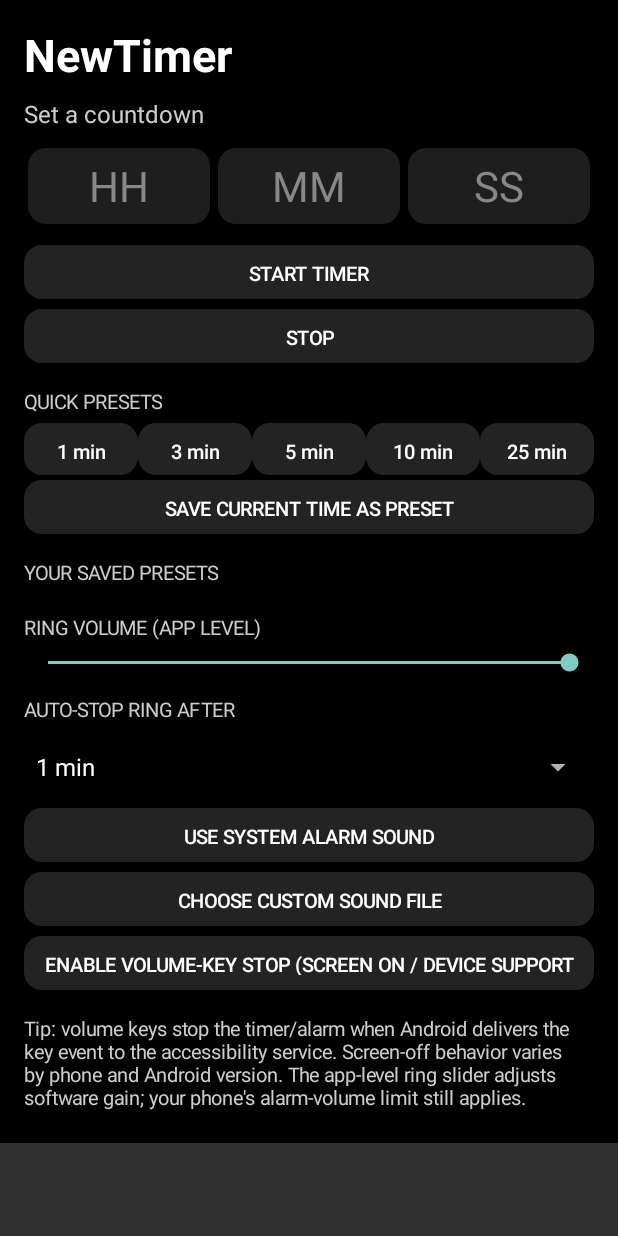
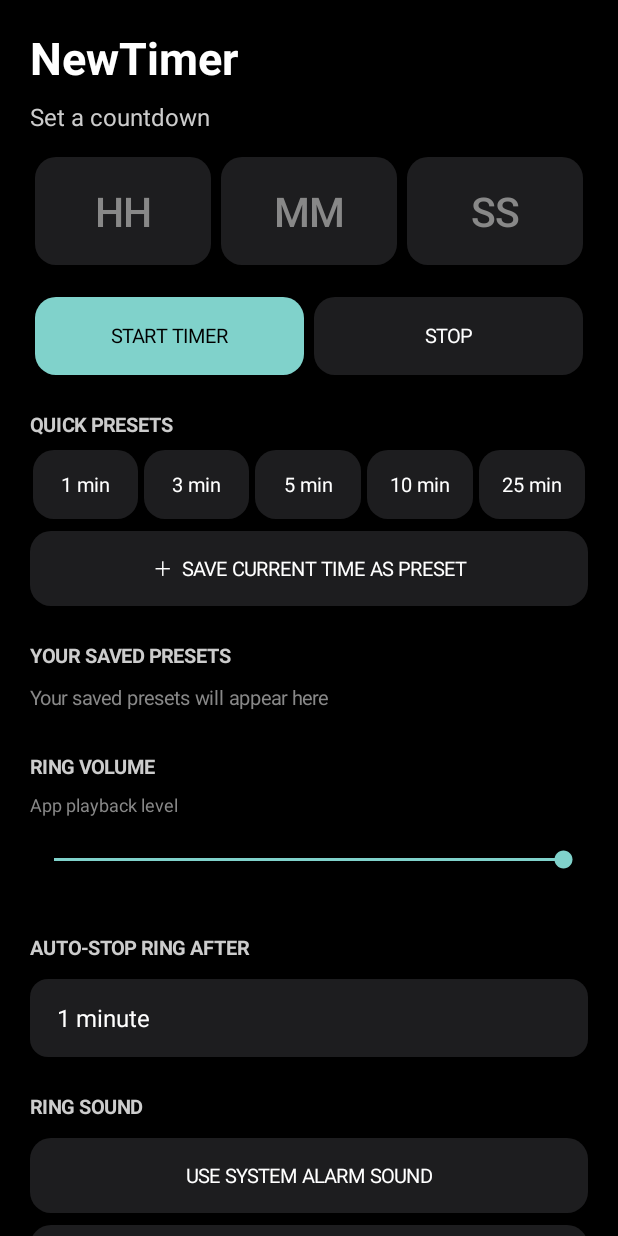
Before and after one commit to digvijaysb35/NewTimer, an Android app: the screen it shows after launch (MainActivity), on a phone screen of 412 x 824 dp. Run offline under Robolectric (Android 15) with nearby library versions, the phone set to English and light mode, and no system bars; 2 statements that could not run were skipped.

Commit message:
Redesign timer UI with visible controls and proper system insets

```diff
--- a/app/src/main/java/com/newtimer/app/MainActivity.kt
+++ b/app/src/main/java/com/newtimer/app/MainActivity.kt
@@ -2,132 +2,267 @@ package com.newtimer.app
 
 import android.app.Activity
 import android.content.Intent
-import android.media.RingtoneManager
 import android.net.Uri
 import android.os.Build
 import android.os.Bundle
 import android.provider.Settings
+import android.view.Gravity
 import android.view.KeyEvent
-import android.view.Gravity
+import android.view.View
+import android.view.ViewGroup
 import android.widget.*
 import android.graphics.Color
 import android.graphics.Typeface
 import android.graphics.drawable.GradientDrawable
+import androidx.core.view.WindowCompat
 
 class MainActivity : Activity() {
     private lateinit var hours: EditText
     private lateinit var minutes: EditText
     private lateinit var seconds: EditText
     private lateinit var status: TextView
+    private lateinit var root: LinearLayout
     private val prefs by lazy { getSharedPreferences("timer", MODE_PRIVATE) }
+    private val bg = Color.rgb(0, 0, 0)
+    private val panel = Color.rgb(29, 29, 31)
+    private val accent = Color.rgb(128, 210, 203)
 
     override fun onCreate(savedInstanceState: Bundle?) {
         super.onCreate(savedInstanceState)
-        window.statusBarColor = Color.BLACK
-        window.navigationBarColor = Color.BLACK
-        window.decorView.systemUiVisibility = 0
+        WindowCompat.setDecorFitsSystemWindows(window, true)
+        window.statusBarColor = bg
+        window.navigationBarColor = bg
+        if (Build.VERSION.SDK_INT >= 29) {
+            window.isNavigationBarContrastEnforced = false
+            window.isStatusBarContrastEnforced = false
+        }
         buildUi()
-        if (Build.VERSION.SDK_INT >= 33) requestPermissions(arrayOf(android.Manifest.permission.POST_NOTIFICATIONS), 5)
+        if (Build.VERSION.SDK_INT >= 33) {
+            requestPermissions(arrayOf(android.Manifest.permission.POST_NOTIFICATIONS), 5)
+        }
     }
 
     private fun buildUi() {
-        val root = LinearLayout(this).apply {
-            orientation = LinearLayout.VERTICAL; setPadding(24, 24, 24, 24)
-            setBackgroundColor(Color.rgb(0,0,0))
+        val scroll = ScrollView(this).apply {
+            setFillViewport(true)
+            isVerticalScrollBarEnabled = false
+            setBackgroundColor(bg)
         }
-        val title = TextView(this).apply { text = "NewTimer"; textSize = 30f; setTextColor(Color.WHITE); typeface = Typeface.DEFAULT_BOLD }
-        root.addView(title)
-        status = TextView(this).apply { text = "Set a countdown"; textSize = 16f; setTextColor(Color.LTGRAY); setPadding(0, 12, 0, 18) }
+        root = LinearLayout(this).apply {
+            orientation = LinearLayout.VERTICAL
+            setPadding(dp(20), dp(18), dp(20), dp(28))
+            setBackgroundColor(bg)
+        }
+        scroll.addView(root, ViewGroup.LayoutParams(-1, -2))
+        setContentView(scroll)
+
+        root.addView(TextView(this).apply {
+            text = "NewTimer"
+            textSize = 30f
+            setTextColor(Color.WHITE)
+            typeface = Typeface.create("sans-serif", Typeface.BOLD)
+        })
+        status = TextView(this).apply {
+            text = "Set a countdown"
+            textSize = 16f
+            setTextColor(Color.LTGRAY)
+            setPadding(0, dp(8), 0, dp(16))
+        }
         root.addView(status)
-        val timeRow = LinearLayout(this).apply { orientation = LinearLayout.HORIZONTAL; gravity = Gravity.CENTER }
-        hours = field("HH"); minutes = field("MM"); seconds = field("SS")
-        timeRow.addView(hours, weight()); timeRow.addView(minutes, weight()); timeRow.addView(seconds, weight())
+
+        val timeRow = LinearLayout(this).apply {
+            orientation = LinearLayout.HORIZONTAL
+            gravity = Gravity.CENTER
+        }
+        hours = field("HH")
+        minutes = field("MM")
+        seconds = field("SS")
+        timeRow.addView(hours, timeWeight())
+        timeRow.addView(minutes, timeWeight())
+        timeRow.addView(seconds, timeWeight())
         root.addView(timeRow)
-        val start = button("START TIMER") { startTimer() }
-        root.addView(start, match())
-        val stop = button("STOP") { stopTimer() }
-        root.addView(stop, match())
-        val presetTitle = label("QUICK PRESETS")
-        root.addView(presetTitle)
-        val presetRow = LinearLayout(this).apply { orientation = LinearLayout.HORIZONTAL }
+
+        val actions = LinearLayout(this).apply { orientation = LinearLayout.HORIZONTAL }
+        actions.addView(action("START TIMER", accent, Color.BLACK) { startTimer() }, actionWeight())
+        actions.addView(action("STOP", panel, Color.WHITE) { stopTimer() }, actionWeight())
+        root.addView(actions)
+
+        section("QUICK PRESETS")
+        val quick = LinearLayout(this).apply { orientation = LinearLayout.HORIZONTAL }
         listOf("1 min" to 60L, "3 min" to 180L, "5 min" to 300L, "10 min" to 600L, "25 min" to 1500L).forEach { (name, value) ->
-            presetRow.addView(button(name) { setTime(value) }, LinearLayout.LayoutParams(0, 52, 1f))
+            quick.addView(action(name, panel, Color.WHITE) { setTime(value) }, chipWeight())
         }
-        root.addView(presetRow)
-        root.addView(button("SAVE CURRENT TIME AS PRESET") { savePreset() }, match())
-        root.addView(label("YOUR SAVED PRESETS"))
-        val saved = prefs.getStringSet("presets", emptySet())?.toList().orEmpty()
-        saved.forEach { item ->
-            val parts = item.split("|", limit = 2)
-            if (parts.size == 2) {
-                val presetSeconds = parts[1].toLongOrNull() ?: 0L
-                if (presetSeconds > 0) root.addView(button(parts[0]) { setTime(presetSeconds) }, match())
+        root.addView(quick)
+
+        root.addView(action("＋  SAVE CURRENT TIME AS PRESET", panel, Color.WHITE) { savePreset() }, fullWidth())
+        section("YOUR SAVED PRESETS")
+        val saved = prefs.getStringSet("presets", emptySet())?.toList()?.sorted().orEmpty()
+        if (saved.isEmpty()) {
+            root.addView(TextView(this).apply {
+                text = "Your saved presets will appear here"
+                textSize = 13f
+                setTextColor(Color.GRAY)
+                setPadding(0, dp(2), 0, dp(8))
+            })
+        } else {
+            saved.forEach { item ->
+                val parts = item.split("|", limit = 2)
+                if (parts.size == 2) {
+                    val value = parts[1].toLongOrNull() ?: 0L
+                    if (value > 0) {
+                        val row = LinearLayout(this).apply { orientation = LinearLayout.HORIZONTAL }
+                        row.addView(action(parts[0], panel, Color.WHITE) { setTime(value) }, LinearLayout.LayoutParams(0, dp(48), 1f))
+                        row.addView(action("×", panel, Color.LTGRAY) {
+                            val updated = prefs.getStringSet("presets", emptySet())?.toMutableSet() ?: mutableSetOf()
+                            updated.remove(item)
+                            prefs.edit().putStringSet("presets", updated).apply()
+                            buildUi()
+                        }, LinearLayout.LayoutParams(dp(48), dp(48)))
+                        root.addView(row)
+                    }
+                }
             }
         }
-        root.addView(label("RING VOLUME (APP LEVEL)"))
+
+        section("RING VOLUME")
+        root.addView(TextView(this).apply {
+            text = "App playback level"
+            textSize = 12f
+            setTextColor(Color.GRAY)
+        })
         val volume = SeekBar(this).apply {
-            max = 100; progress = prefs.getInt("ring_gain", 100)
+            max = 100
+            progress = prefs.getInt("ring_gain", 100)
+            progressTintList = android.content.res.ColorStateList.valueOf(accent)
+            thumbTintList = android.content.res.ColorStateList.valueOf(accent)
             setOnSeekBarChangeListener(object : SeekBar.OnSeekBarChangeListener {
-                override fun onProgressChanged(s: SeekBar?, p: Int, u: Boolean) { prefs.edit().putInt("ring_gain", p).apply() }
-                override fun onStartTrackingTouch(s: SeekBar?) {}
-                override fun onStopTrackingTouch(s: SeekBar?) {}
+                override fun onProgressChanged(seekBar: SeekBar?, value: Int, fromUser: Boolean) {
+                    prefs.edit().putInt("ring_gain", value).apply()
+                }
+                override fun onStartTrackingTouch(seekBar: SeekBar?) {}
+                override fun onStopTrackingTouch(seekBar: SeekBar?) {}
             })
         }
-        root.addView(volume)
-        root.addView(label("AUTO-STOP RING AFTER"))
-        val durations = listOf("5 sec", "15 sec", "30 sec", "1 min", "2 min", "5 min", "10 min")
+        root.addView(volume, fullWidth())
+
+        section("AUTO-STOP RING AFTER")
+        val durations = listOf("5 seconds", "15 seconds", "30 seconds", "1 minute", "2 minutes", "5 minutes", "10 minutes")
         val durationValues = listOf(5, 15, 30, 60, 120, 300, 600)
-        val spinner = Spinner(this)
-        spinner.adapter = ArrayAdapter(this, android.R.layout.simple_spinner_dropdown_item, durations)
-        spinner.setSelection(durationValues.indexOf(prefs.getInt("ring_duration", 60)).coerceAtLeast(0))
-        spinner.onItemSelectedListener = object : android.widget.AdapterView.OnItemSelectedListener {
-            override fun onNothingSelected(parent: android.widget.AdapterView<*>?) {}
-            override fun onItemSelected(parent: android.widget.AdapterView<*>?, view: android.view.View?, position: Int, id: Long) { prefs.edit().putInt("ring_duration", durationValues[position]).apply() }
+        val spinner = Spinner(this).apply {
+            adapter = ArrayAdapter(this@MainActivity, android.R.layout.simple_spinner_dropdown_item, durations).also {
+                it.setDropDownViewResource(android.R.layout.simple_spinner_dropdown_item)
+            }
+            setSelection(durationValues.indexOf(prefs.getInt("ring_duration", 60)).coerceAtLeast(0))
+            onItemSelectedListener = object : AdapterView.OnItemSelectedListener {
+                override fun onNothingSelected(parent: AdapterView<*>?) {}
+                override fun onItemSelected(parent: AdapterView<*>?, view: View?, position: Int, id: Long) {
+                    prefs.edit().putInt("ring_duration", durationValues[position]).apply()
+                }
+            }
+            background = rounded(panel, 12)
+            setPadding(dp(10), 0, dp(10), 0)
         }
-        root.addView(spinner)
-        root.addView(button("USE SYSTEM ALARM SOUND") {
+        root.addView(spinner, fullWidth().apply { height = dp(52) })
+
+        section("RING SOUND")
+        root.addView(action("USE SYSTEM ALARM SOUND", panel, Color.WHITE) {
             prefs.edit().remove("ring_uri").apply()
             status.text = "System alarm sound selected"
-        }, match())
-        root.addView(button("CHOOSE CUSTOM SOUND FILE") {
-            val i = Intent(Intent.ACTION_OPEN_DOCUMENT).apply {
+        }, fullWidth())
+        root.addView(action("CHOOSE CUSTOM SOUND FILE", panel, Color.WHITE) {
+            val picker = Intent(Intent.ACTION_OPEN_DOCUMENT).apply {
                 addCategory(Intent.CATEGORY_OPENABLE)
                 type = "audio/*"
+                addFlags(Intent.FLAG_GRANT_READ_URI_PERMISSION or Intent.FLAG_GRANT_PERSISTABLE_URI_PERMISSION)
             }
-            @Suppress("DEPRECATION") startActivityForResult(i, 23)
-        }, match())
-        root.addView(button("ENABLE VOLUME-KEY STOP (SCREEN ON / DEVICE SUPPORT DEPENDENT)") {
+            startActivityForResult(picker, 23)
+        }, fullWidth())
+
+        section("VOLUME-KEY STOP")
+        root.addView(action("OPEN ACCESSIBILITY SETTINGS", panel, Color.WHITE) {
             startActivity(Intent(Settings.ACTION_ACCESSIBILITY_SETTINGS))
-        }, match())
-        root.addView(label("Tip: volume keys stop the timer/alarm when Android delivers the key event to the accessibility service. Screen-off behavior varies by phone and Android version. The app-level ring slider adjusts software gain; your phone's alarm-volume limit still applies."))
-        val scroll = ScrollView(this).apply { addView(root) }
-        setContentView(scroll)
+        }, fullWidth())
+        root.addView(TextView(this).apply {
+            text = "Enable NewTimer in Accessibility settings. Volume keys can stop the timer or alarm when Android delivers the key event. Screen-off support depends on your phone and Android version."
+            textSize = 12f
+            setTextColor(Color.GRAY)
+            setPadding(0, dp(8), 0, dp(18))
+        })
     }
 
     private fun field(hintText: String) = EditText(this).apply {
-        hint = hintText; setHintTextColor(Color.GRAY); setTextColor(Color.WHITE); textSize = 28f
-        gravity = Gravity.CENTER; inputType = android.text.InputType.TYPE_CLASS_NUMBER
-        background = rounded(Color.rgb(30,30,30)); setPadding(4, 10, 4, 10)
+        hint = hintText
+        setHintTextColor(Color.GRAY)
+        setTextColor(Color.WHITE)
+        textSize = 27f
+        typeface = Typeface.create("sans-serif-medium", Typeface.NORMAL)
+        gravity = Gravity.CENTER
+        inputType = android.text.InputType.TYPE_CLASS_NUMBER
+        singleLine = true
+        imeOptions = android.view.inputmethod.EditorInfo.IME_ACTION_DONE
+        background = rounded(panel, 14)
+        setPadding(dp(4), dp(8), dp(4), dp(8))
     }
-    private fun label(s: String) = TextView(this).apply { text = s; textSize = 13f; setTextColor(Color.LTGRAY); setPadding(0, 20, 0, 8) }
-    private fun button(s: String, action: () -> Unit) = Button(this).apply {
-        text = s; isAllCaps = false; textSize = 13f; setTextColor(Color.WHITE)
-        background = rounded(Color.rgb(35,35,35)); setOnClickListener { action() }
+
+    private fun section(text: String) {
+        root.addView(TextView(this).apply {
+            this.text = text
+            textSize = 13f
+            typeface = Typeface.DEFAULT_BOLD
+            setTextColor(Color.LTGRAY)
+            setPadding(0, dp(20), 0, dp(8))
+        })
     }
-    private fun rounded(color: Int) = GradientDrawable().apply { setColor(color); cornerRadius = 18f }
-    private fun weight() = LinearLayout.LayoutParams(0, 76, 1f).apply { setMargins(4, 4, 4, 12) }
-    private fun match() = LinearLayout.LayoutParams(LinearLayout.LayoutParams.MATCH_PARENT, 54).apply { setMargins(0, 5, 0, 5) }
+
+    private fun action(text: String, color: Int, textColor: Int, onClick: () -> Unit) =
+        TextView(this).apply {
+            this.text = text
+            textSize = 13f
+            typeface = Typeface.create("sans-serif-medium", Typeface.MEDIUM)
+            setTextColor(textColor)
+            gravity = Gravity.CENTER
+            minHeight = dp(48)
+            isClickable = true
+            isFocusable = true
+            background = rounded(color, 14)
+            setPadding(dp(10), dp(8), dp(10), dp(8))
+            setOnClickListener { onClick() }
+        }
+
+    private fun rounded(color: Int, radius: Int) = GradientDrawable().apply {
+        setColor(color)
+        cornerRadius = dp(radius).toFloat()
+    }
+
+    private fun dp(value: Int): Int = (value * resources.displayMetrics.density + 0.5f).toInt()
+    private fun timeWeight() = LinearLayout.LayoutParams(0, dp(72), 1f).apply { setMargins(dp(3), dp(3), dp(3), dp(10)) }
+    private fun actionWeight() = LinearLayout.LayoutParams(0, dp(52), 1f).apply { setMargins(dp(3), dp(8), dp(3), dp(4)) }
+    private fun chipWeight() = LinearLayout.LayoutParams(0, dp(46), 1f).apply { setMargins(dp(2), 0, dp(2), dp(4)) }
+    private fun fullWidth() = LinearLayout.LayoutParams(-1, dp(50)).apply { setMargins(0, dp(4), 0, dp(4)) }
+
+    private fun readTime(): Long =
+        (hours.text.toString().toLongOrNull() ?: 0L) * 3600L +
+        (minutes.text.toString().toLongOrNull() ?: 0L) * 60L +
+        (seconds.text.toString().toLongOrNull() ?: 0L)
+
+    private fun setTime(total: Long) {
+        hours.setText((total / 3600).toString())
+        minutes.setText(((total % 3600) / 60).toString())
+        seconds.setText((total % 60).toString())
+    }
 
     private fun savePreset() {
-        val total = (hours.text.toString().toLongOrNull() ?: 0) * 3600 +
-            (minutes.text.toString().toLongOrNull() ?: 0) * 60 + (seconds.text.toString().toLongOrNull() ?: 0)
-        if (total <= 0) { status.text = "Set a time before saving a preset"; return }
+        val total = readTime()
+        if (total <= 0) {
+            status.text = "Set a time before saving a preset"
+            return
+        }
         val nameInput = EditText(this).apply { hint = "Preset name" }
         android.app.AlertDialog.Builder(this)
             .setTitle("Save quick preset")
             .setView(nameInput)
             .setPositiveButton("Save") { _, _ ->
-                val name = nameInput.text.toString().trim().ifEmpty { "${total / 60} min" }
+                val name = nameInput.text.toString().trim().ifEmpty { formatDuration(total) }
                 val set = prefs.getStringSet("presets", emptySet())?.toMutableSet() ?: mutableSetOf()
                 set.add("$name|$total")
                 prefs.edit().putStringSet("presets", set).apply()
@@ -138,33 +273,52 @@ class MainActivity : Activity() {
             .show()
     }
 
-    private fun setTime(total: Long) {
-        hours.setText((total / 3600).toString()); minutes.setText(((total % 3600) / 60).toString()); seconds.setText((total % 60).toString())
+    private fun formatDuration(total: Long): String {
+        val h = total / 3600
+        val m = (total % 3600) / 60
+        val s = total % 60
+        return when {
+            h > 0 -> "${h}h ${m}m"
+            m > 0 && s > 0 -> "${m}m ${s}s"
+            m > 0 -> "${m} min"
+            else -> "${s} sec"
+        }
     }
+
     private fun startTimer() {
-        val total = (hours.text.toString().toLongOrNull() ?: 0) * 3600 +
-            (minutes.text.toString().toLongOrNull() ?: 0) * 60 + (seconds.text.toString().toLongOrNull() ?: 0)
-        if (total <= 0) { status.text = "Enter a duration greater than zero"; return }
-        val i = Intent(this, TimerService::class.java).setAction(TimerService.ACTION_START).putExtra(TimerService.EXTRA_SECONDS, total)
-        if (Build.VERSION.SDK_INT >= 26) startForegroundService(i) else startService(i)
+        val total = readTime()
+        if (total <= 0) {
+            status.text = "Enter a duration greater than zero"
+            return
+        }
+        val intent = Intent(this, TimerService::class.java)
+            .setAction(TimerService.ACTION_START)
+            .putExtra(TimerService.EXTRA_SECONDS, total)
+        if (Build.VERSION.SDK_INT >= 26) startForegroundService(intent) else startService(intent)
         status.text = "Timer started"
     }
+
     private fun stopTimer() {
-        startService(Intent(this, TimerService::class.java).setAction(TimerService.ACTION_STOP))
-        status.text = "Stopped"
+        val intent = Intent(this, TimerService::class.java).setAction(TimerService.ACTION_STOP)
+        if (Build.VERSION.SDK_INT >= 26) startForegroundService(intent) else startService(intent)
+        status.text = "Timer stopped"
     }
+
     @Deprecated("Deprecated in Android")
     override fun onActivityResult(requestCode: Int, resultCode: Int, data: Intent?) {
         super.onActivityResult(requestCode, resultCode, data)
         if (requestCode == 23 && resultCode == RESULT_OK) {
-            val uri = data?.data
+            val uri: Uri? = data?.data
             if (uri != null) {
-                try { contentResolver.takePersistableUriPermission(uri, Intent.FLAG_GRANT_READ_URI_PERMISSION) } catch (_: Exception) {}
+                try {
+                    contentResolver.takePersistableUriPermission(uri, Intent.FLAG_GRANT_READ_URI_PERMISSION)
+                } catch (_: Exception) {}
                 prefs.edit().putString("ring_uri", uri.toString()).apply()
                 status.text = "Custom sound selected"
             }
         }
     }
+
     override fun dispatchKeyEvent(event: KeyEvent): Boolean {
         if (event.keyCode == KeyEvent.KEYCODE_VOLUME_UP || event.keyCode == KeyEvent.KEYCODE_VOLUME_DOWN) {
             if (event.action == KeyEvent.ACTION_DOWN) stopTimer()
```
